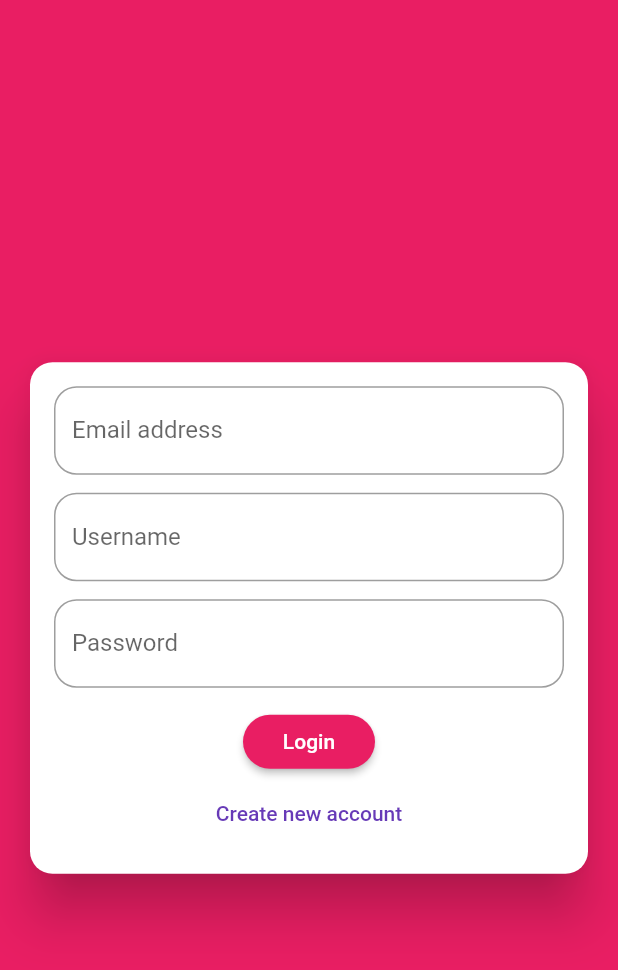
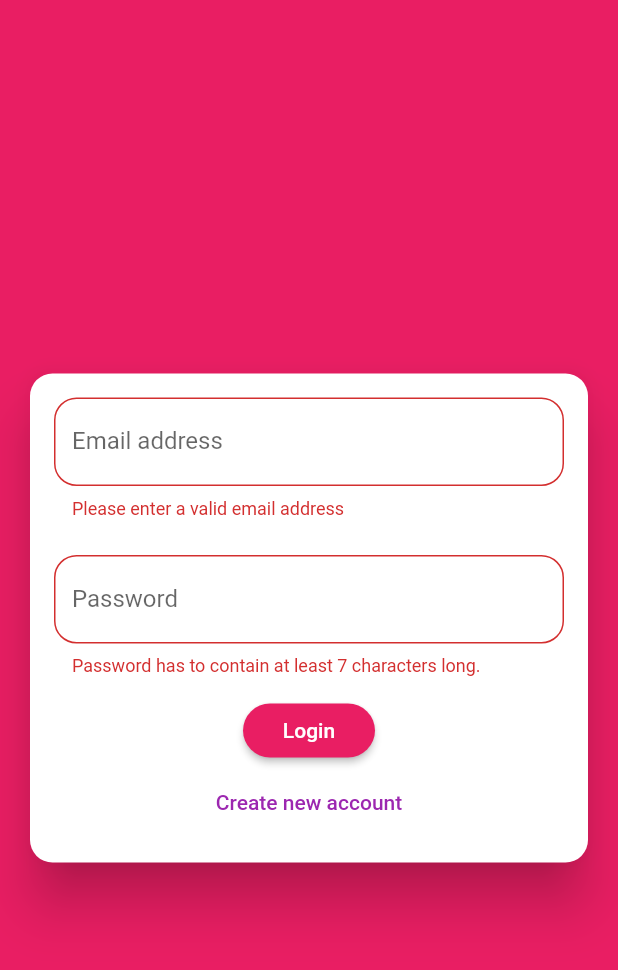
Before and after one commit to catalinvunvulea/ChatApp, a Flutter app: the screen it shows after launch, after a tap on "Login", on a phone screen of 412 x 824 dp. Shown: the top 970 px of the screen. Run offline on Flutter 3.47's test engine with Material 2 defaults, Android fonts, the phone set to English and light mode, and no system bars; our stand-ins replace cloud_firestore; accounts and stored records are empty.

Commit message:
create Authenticaiton form
user the form, form textFieldForm, create the GlobalKey<FormState>, validators, onSaved, FocusScope.of(context).unfocus()

```diff
--- a/lib/widgets/auth/auth_form.dart
+++ b/lib/widgets/auth/auth_form.dart
@@ -8,6 +8,31 @@ class AuthForm extends StatefulWidget {
 }
 
 class _AuthFormState extends State<AuthForm> {
+  final _formKey = GlobalKey<
+      FormState>(); //we create this key and will connect it to the form, to then trigger the validators + etc when we press the login btn
+
+  var _isLoginMode = true;
+  var userEmail = '';
+  var userName = '';
+  var userPassword = '';
+
+  void _tryValidate() {
+    final isValid = _formKey.currentState
+        .validate(); //when called, will try to validate all the validators from the form (where this _formKey was addet)
+    FocusScope.of(context)
+        .unfocus(); //to remove the focus from any selected field and close the keyboard
+
+    if (isValid) {
+      //will be valid only if all the validators from the form (textFIleds) will return null
+      _formKey.currentState
+          .save(); //it will go through all the textFileds fomr the form and it will trigger onSaved
+      //after the input values are saved, we can use the values to send our auth to firebase
+      print(userEmail);
+      print(userName);
+      print(userPassword);
+    }
+  }
+
   @override
   Widget build(BuildContext context) {
     return Center(
@@ -22,10 +47,13 @@ class _AuthFormState extends State<AuthForm> {
             child: Padding(
           padding: const EdgeInsets.all(16),
           child: Form(
+            key: _formKey,
             child: Column(
               mainAxisSize: MainAxisSize.min,
               children: <Widget>[
                 TextFormField(
+                  key: ValueKey(
+                      'email'), //this key is given for when the screen is rebuilt, as we have the same widget (textField) multiple times, and flutter might wrongly alocate the data when rebuilt (explained at the beginning of the classes)
                   keyboardType: TextInputType.emailAddress,
                   decoration: const InputDecoration(
                     labelText: 'Email address',
@@ -35,25 +63,58 @@ class _AuthFormState extends State<AuthForm> {
                       ),
                     ),
                   ),
+                  validator: (value) {
+                    if (value.isEmpty || !value.contains('@')) {
+                      return 'Please enter a valid email address';
+                    }
+                    return null; //if everithing is ok
+                  },
+                  onSaved: (value) {
+                    //value = user Input text
+                    userEmail =
+                        value; //we don't use set state here because when we change the value of this var, the screen will stay the same
+                  },
                 ),
                 SizedBox(
                   height: 12,
                 ),
-                TextFormField(
-                  decoration: const InputDecoration(
-                    labelText: 'Username',
-                    border: OutlineInputBorder(
-                      borderRadius: BorderRadius.all(
-                        Radius.circular(15),
+                if (!_isLoginMode)
+                  TextFormField(
+                    key: ValueKey('user'),
+                    validator: (value) {
+                      if (value.isEmpty || value.length < 4) {
+                        return 'Please enter at least 4 characters';
+                      }
+                      return null;
+                    },
+                    onSaved: (value) {
+                      userName = value;
+                    },
+                    decoration: const InputDecoration(
+                      labelText: 'User Name',
+                      border: OutlineInputBorder(
+                        borderRadius: BorderRadius.all(
+                          Radius.circular(15),
+                        ),
                       ),
                     ),
                   ),
-                ),
                 SizedBox(
                   height: 12,
                 ),
                 TextFormField(
+                  key: ValueKey('password'),
+                  validator: (value) {
+                    if (value.isEmpty || value.length < 7) {
+                      return 'Password has to contain at least 7 characters long.';
+                    }
+                    return null;
+                  },
+                  onSaved: (value) {
+                    userPassword = value;
+                  },
                   decoration: const InputDecoration(
+                    hintText: 'Add at least 7 characters',
                     labelText: 'Password',
                     border: OutlineInputBorder(
                       borderRadius: BorderRadius.all(
@@ -63,18 +124,42 @@ class _AuthFormState extends State<AuthForm> {
                   ),
                   obscureText: true, //hide the inputText -as password
                 ),
+                if (!_isLoginMode) SizedBox(height: 12),
+                if (!_isLoginMode)
+                  TextFormField(
+                    key: ValueKey('retypepassword'),
+                    decoration: InputDecoration(
+                      labelText: 'Re-type password',
+                      border: OutlineInputBorder(
+                        borderRadius: BorderRadius.all(
+                          Radius.circular(15),
+                        ),
+                      ),
+                    ),
+                    validator: (value) {
+                      if (value.isEmpty || value != userPassword) {
+                        return "Passwords don't match";
+                      }
+                      return null;
+                    },
+                    obscureText: true,
+                  ),
                 SizedBox(height: 12),
                 RaisedButton(
-                  child: const Text('Login'),
-                  onPressed: () {},
+                  child: Text(_isLoginMode ? 'Login' : 'Signup'),
+                  onPressed: _tryValidate,
                 ),
                 FlatButton(
-                  child: Text(
-                    'Create new account',
-                    style: TextStyle(color: Theme.of(context).accentColor),
-                  ),
-                  onPressed: () {},
-                )
+                  textColor: Colors.purple,
+                  child: Text(_isLoginMode
+                      ? 'Create new account'
+                      : 'Already have an account'),
+                  onPressed: () {
+                    setState(() {
+                      _isLoginMode = !_isLoginMode;
+                    });
+                  },
+                ),
               ],
             ),
           ),
```
